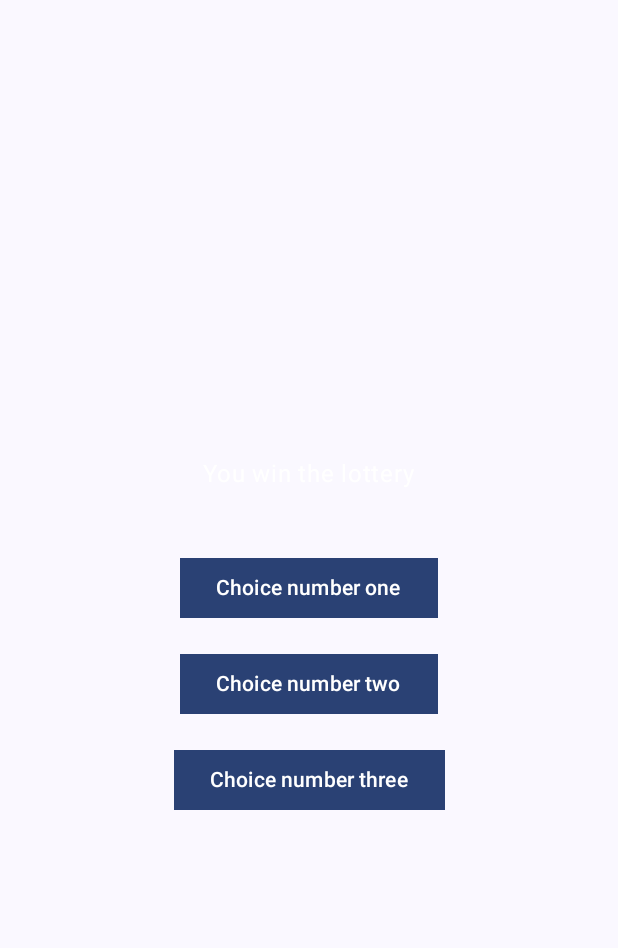
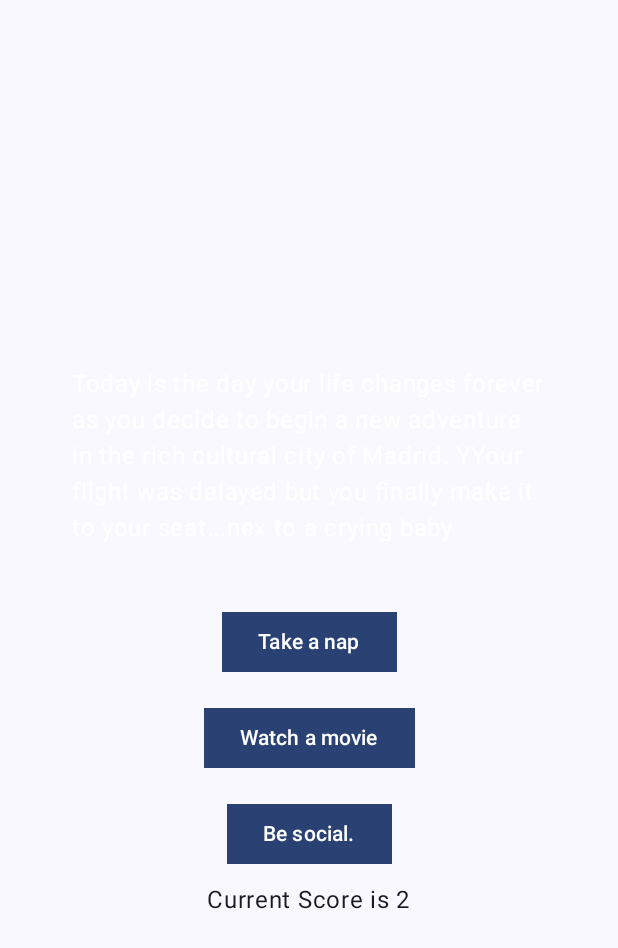
Before and after one commit to AmberSimsDev/MyAdventureGame, an Android app built with Jetpack Compose: the userLuckScreen screen opened through its navigation route, on a phone screen of 412 x 824 dp. Shown: the top 948 px of the screen. Run offline under Robolectric (Android 15) with nearby library versions, the phone set to English and light mode, and no system bars.

Commit message:
Added MORE Event Data: Lucky Event Descriptions &Lucky Responses getters and setters. Added if Button Clicked and Not Clicked behaviors
Added Remember LuckyResult function to update event outcomes.

Added Var DescriptionMessage

Added Conditions to add points to userScore once clicked.

Added User score message on userLuckScreen.

Added AddONE & AddTwo ToScore functions.

```diff
--- a/app/src/main/java/data/EventData.kt
+++ b/app/src/main/java/data/EventData.kt
@@ -1,9 +1,83 @@
 package data
 
 object EventData {
-
     //val normalEvents = ArrayList<String>()
 
+    //SETS GENERAL LUCK EVENT DESCRIPTIONS
+    private val describeLuckyEvent = arrayListOf(
+        "Today is the day your life changes forever as you decide to begin a new adventure in the " +
+                "rich cultural city of Madrid.You make it  to your flight with the perfect seating arrangement.",
+
+        "You arrive  at your hostel just in timer for check in. With your personality you make friends " +
+                "with other attendies quite easily. What do you dedide to do?"
+    )
+    private val describeNormalEvent = arrayListOf(
+        "Today is the day your life changes forever as you decide to begin a new adventure in the " +
+                "rich cultural city of Madrid. You make it  to your flight with an okay seating no crying baby in sight.",
+
+        "You make it safely and check in. There’s others at your hostel too! What do you decide to do?"
+    )
+    private val describeUnluckyEvent = arrayListOf(
+        "Today is the day your life changes forever as you decide to begin a new adventure in the " +
+                "rich cultural city of Madrid. YYour flight was delayed but you finally make it to your seat..." +
+                "nex to a crying baby",
+
+        "You can’t believe they lost your luggage! Luckily you still have your wallet and passport. What do you" +
+                "decide to do?"
+    )
+    private val flightEventResponses = arrayListOf(
+        "Take a nap",
+        "Watch a movie",
+        "Be social."
+    )
+    private val luckyResultOne = arrayListOf(
+        "You decide to make nap to conserve your energy for the day ahead!",
+        "You watch a movie about someone beginning a new adventure abroad.",
+        "You instantly befriend the person in your row. They even offer you some of their in-flight food!"
+    )
+    private val normalResultOne = arrayListOf(
+        "You decide to conserve your energy for th next day by taking a nap.",
+        "You watch a movie. Afterwards you’re glad you didn’t pay to see it.",
+        "You make light conversation with your seat buddy. They seem nice."
+    )
+    private val unLuckyResultOne = arrayListOf(
+        "As soon as you can you take a nap. No baby is going to kill your in- flight vibe.",
+        "You decide to drown out the sound of the baby with a film. Your attention helps you forget your discomfort",
+        "You kindly socialize with the family next to you.  You end the interaction more exhuasted than you started"
+    )
+
+    //GETS GENERAL LUCK EVENTS
+    fun getLuckyEventDescription(index: Int): String {
+        return describeLuckyEvent.getOrNull(index) ?: ""
+    }
+
+    fun getNormalEventDescription(index: Int): String {
+        return describeNormalEvent.getOrNull(index) ?: ""
+    }
+
+    fun getUnluckyEventDescription(index: Int): String {
+        return describeUnluckyEvent.getOrNull(index) ?: ""
+    }
+
+    fun getFlightResponses(index: Int): String {
+        return flightEventResponses.getOrNull(index) ?: ""
+    }
+
+    fun getLuckyResponseOne(index: Int): String {
+        return luckyResultOne.getOrNull(index) ?: ""
+    }
+
+    fun getNormalResponseOne(index: Int): String {
+        return normalResultOne.getOrNull(index) ?: ""
+    }
+
+    fun getUnluckyResponseOne(index: Int): String {
+        return unLuckyResultOne.getOrNull(index) ?: ""
+    }
+
+
+    /*
+        //THE FOLLOWING FUNCTIONS ARE FOR RANDOM LUCK EVENTS
         private val normalEvents = arrayListOf(
             "You made breakfast",
             "You catch the metro",
@@ -23,20 +97,25 @@ object EventData {
             "You've been robbed by your housemates",
             "The waiter took your drink before you finished it"
         )
+    //END OF PRIVATE FUNCTIONS FOR RANDOM LUCK EVENTS
 
+        //PUBLIC FUNS THE GET THE SETTERS ABOVE
         fun getLuckyEvent(): String {
             val randomIndex = (0..3).random()
             return luckyEvents[randomIndex]
             // return luckyEvents[(0..2).random()]   short hand version of above
         }
+
         fun getNormalEvent(): String {
             val randomIndex = (0..3).random()
             return normalEvents[randomIndex]
             // return normalEvents[(0..2).random()]   short hand version of above
         }
+
         fun getUnluckyEvent(): String {
             val randomIndex = (0..4).random()
             return unluckyEvents[randomIndex]
             // return normalEvents[(0..2).random()]   short hand version of above
         }
+    */
 }
--- a/app/src/main/java/presentation/navigation/Navigation.kt
+++ b/app/src/main/java/presentation/navigation/Navigation.kt
@@ -17,7 +17,7 @@ fun appNav() {
         }
         composable(Screen.PrepScreen.route) {
 
-            prepScreen()
+            prepScreen(navController)
         }
         composable(Screen.UserLuckScreen.route){
             userLuckScreen()
--- a/app/src/main/java/presentation/screens/UserLuckSreen.kt
+++ b/app/src/main/java/presentation/screens/UserLuckSreen.kt
@@ -7,6 +7,10 @@ import androidx.compose.foundation.layout.padding
 import androidx.compose.material3.Button
 import androidx.compose.material3.Text
 import androidx.compose.runtime.Composable
+import androidx.compose.runtime.getValue
+import androidx.compose.runtime.mutableStateOf
+import androidx.compose.runtime.remember
+import androidx.compose.runtime.setValue
 import androidx.compose.ui.Alignment
 import androidx.compose.ui.Modifier
 import androidx.compose.ui.graphics.Color
@@ -14,39 +18,122 @@ import androidx.compose.ui.graphics.RectangleShape
 import androidx.compose.ui.tooling.preview.Preview
 import androidx.compose.ui.unit.dp
 import data.EventData
+import data.User
 
 @Composable
-fun userLuckScreen (){
-    Column(modifier= Modifier
-        .fillMaxSize()
-        .padding(16.dp), verticalArrangement = Arrangement.Center,
-        horizontalAlignment = Alignment.CenterHorizontally){
+fun userLuckScreen() {
+    val currentScore = User.getScore()
+    var buttonClicked by remember { mutableStateOf(false) }
+    var luckyResult by remember {
+        mutableStateOf("")
+    }
+    /*  var message = ""
+      message = if (currentScore >= 5) {
+          EventData.getLuckyEvent()
+      } else if (currentScore == 4) { ///make sure to use for optimization. dont just use IFs
+          EventData.getNormalEvent()
+      } else {
+          EventData.getUnluckyEvent()
+      }*/
 
-       Text(text = EventData.getLuckyEvent(), color = Color.White, modifier = Modifier.padding(32.dp))
-       // Image(imageVector = , contentDescription = "Photograph of Madrid " )
+    //DESCRIPTION MESSAGE  GETS THE MESSAGES OF EVENTS THE USER WILL READ DEPENDING ON THEIR LUCK
+    var descriptionMessage = ""
+    descriptionMessage = if (currentScore >= 5) {
+        EventData.getLuckyEventDescription(0)
+    } else if (currentScore == 4) { ///make sure to use for optimization. dont just use IFs
+        EventData.getNormalEventDescription(0)
+    } else {
+        EventData.getUnluckyEventDescription(0)
+    }
+//WHEN THE USER MAKES A CHOICE THEY WILL READ A DESCRIPTION
 
-        //INTRODUCING BUTTONS
-        //BUTTON NUMBER 1
+    Column(
+        modifier = Modifier
+            .fillMaxSize()
+            .padding(16.dp), verticalArrangement = Arrangement.Center,
+        horizontalAlignment = Alignment.CenterHorizontally
+    ) {
+//BUTTON CLICKED
+        if (buttonClicked) {
+            Text(
+                text = luckyResult,
+                color = Color.White,
+                modifier = Modifier.padding(16.dp)
+            )
+            Button(onClick = { }) {
+                Text("Continue")
+            }
+            Text(text = "Current Score is ${currentScore.toString()}")
+        }
+//BUTTON NOT CLICKED
+        if (!buttonClicked) {  //This text will dissapear once clicked
+            Text(
+                text = descriptionMessage,
+                color = Color.White,
+                modifier = Modifier.padding(32.dp)
+            )
+            luckyResult = when {
+                currentScore >= 5 -> EventData.getLuckyResponseOne(0)
+                currentScore == 4 -> EventData.getNormalResponseOne(1)
+                else -> EventData.getUnluckyResponseOne(2)
+            }
 
-        Button(onClick = { /*TODO*/ },modifier= Modifier.padding(8.dp), shape = RectangleShape) {
-            Text( text= "Choice number one")
-        }
-        //BUTTON NUMBER 3
-        Button(onClick = { /*TODO*/ },modifier= Modifier.padding(8.dp), shape = RectangleShape) {
-            Text( text= "Choice number two")
-        }
-        //BUTTON NUMBER 3
-        Button(onClick = { /*TODO*/ },modifier= Modifier.padding(8.dp), shape = RectangleShape) {
-            Text( text= "Choice number three")
-        }
+            //BUTTON NUMBER 1
+            Button(
+                onClick = {
+                    buttonClicked = true
+                    if (currentScore <= 4) {
+                        User.addTwoToScore()
+                    } else if (currentScore == 4) {
+                        User.addOneToScore()
+                    } else {
+                        currentScore == currentScore
+                    }
+                }, modifier = Modifier.padding(8.dp), shape = RectangleShape
+            ) {
+                Text(text = EventData.getFlightResponses(0))
+            }
+
+            //BUTTON NUMBER 2
+            Button(onClick = {
+                buttonClicked = true
+                if (currentScore >= 5) {
+                    User.addOneToScore()
+                } else if (currentScore == 4) {
+                    User.addOneToScore()
+                } else {
+                    User.addOneToScore()
+                }
+            }, modifier = Modifier.padding(8.dp), shape = RectangleShape) {
+                Text(text = EventData.getFlightResponses(1))
+            }
 
 
+            //BUTTON NUMBER 3
+            Button(
+                onClick = {
+                    buttonClicked = true
+                    if (currentScore >= 5) {
+                        User.addTwoToScore()
+                    } else if (currentScore == 4) {
+                        User.addOneToScore()
+                    } else {
+                        currentScore == currentScore
+                    }
+                },
+                modifier = Modifier.padding(8.dp),
+                shape = RectangleShape
+            ) {
+                Text(text = EventData.getFlightResponses(2))
+            }
+            Text(text = "Current Score is ${currentScore.toString()}")
+        }
+    }
+}
 
-    }
 
-}
-@Preview
-@Composable
-fun actionScreenPreview(){
-    userLuckScreen()
-}
+/* @Preview
+ @Composable
+ fun actionScreenPreview() {
+     userLuckScreen()
+ }*/
--- a/app/src/main/java/presentation/screens/WelcomeScreen.kt
+++ b/app/src/main/java/presentation/screens/WelcomeScreen.kt
@@ -35,6 +35,8 @@ fun welcomeScreen(navController: NavController) {
             .padding(16.dp), verticalArrangement = Arrangement.Center,
         horizontalAlignment = Alignment.CenterHorizontally
     ) {
+
+        // Image(imageVector = , contentDescription = "Photograph of Madrid " )
         Image(
             painter = painterResource(id = R.drawable.empty_street_bro),
             contentDescription = "Image of city with trees."
```
Also changed, not shown: app/src/main/java/data/User.kt (+10 -4 lines), app/src/main/java/presentation/screens/PrepScreen.kt (+19 -5 lines). Lines whose indentation alone changed are shown as unchanged.
